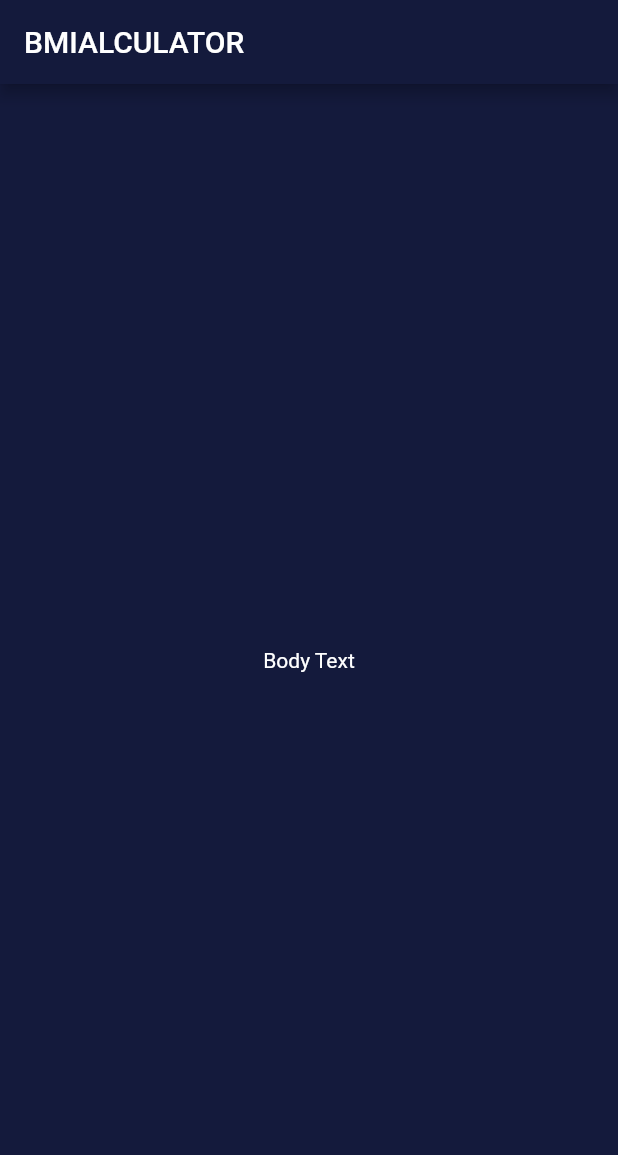
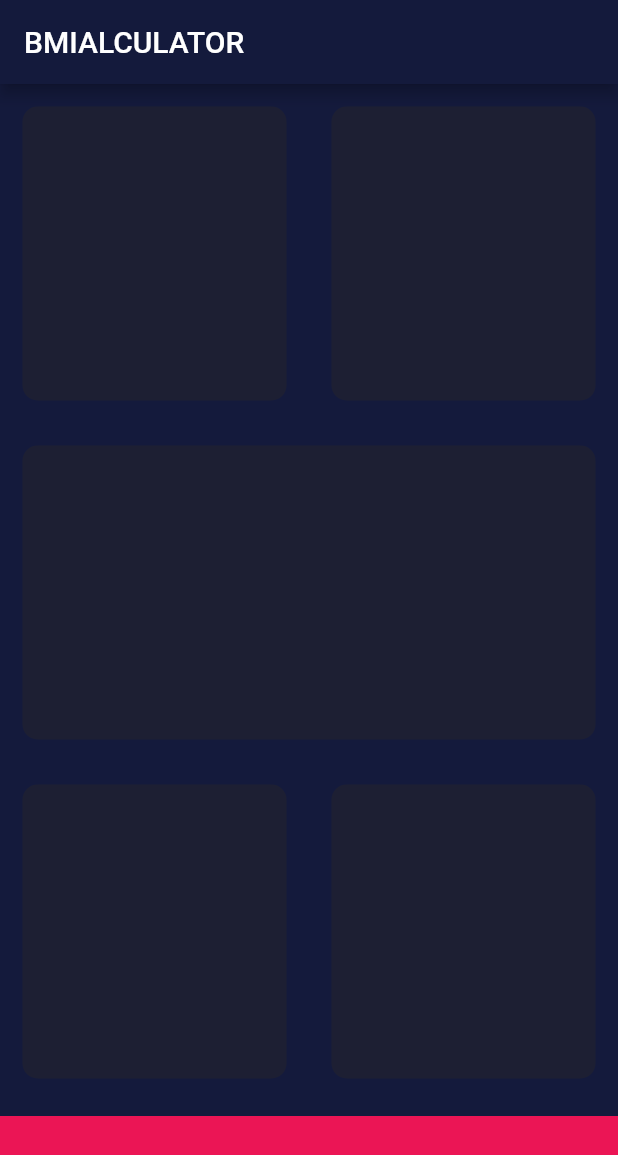
Before and after one commit to mtalharana/bmi_calculator_flutter, a Flutter app: the screen it shows after launch, on a phone screen of 412 x 824 dp. Shown: the top 1155 px of the screen. Run offline on Flutter 3.47's test engine with Material 2 defaults, Android fonts, the phone set to English and light mode, and no system bars.

Commit message:
mimized code

```diff
--- a/lib/input_page.dart
+++ b/lib/input_page.dart
@@ -0,0 +1,79 @@
+// ignore_for_file: use_key_in_widget_constructors, library_private_types_in_public_api, prefer_const_constructors_in_immutables, prefer_const_constructors
+
+import 'package:flutter/material.dart';
+
+const bottomcontainerheight = 80.0;
+const Color activecardcolor = Color(0xff1D1F33);
+const Color bottomcontainercolor = Color(0xffeb1555);
+
+class InputPage extends StatefulWidget {
+  @override
+  _InputPageState createState() => _InputPageState();
+}
+
+class _InputPageState extends State<InputPage> {
+  @override
+  Widget build(BuildContext context) {
+    return SafeArea(
+      child: Scaffold(
+        appBar: AppBar(
+          title: const Text('BMIALCULATOR'),
+        ),
+        body: Column(
+          children: [
+            Expanded(
+              child: Row(
+                children: [
+                  Expanded(
+                    child: ReuseableCard(
+                      cardcolor: activecardcolor,
+                    ),
+                  ),
+                  Expanded(
+                    child: ReuseableCard(cardcolor: activecardcolor),
+                  ),
+                ],
+              ),
+            ),
+            Expanded(
+              child: ReuseableCard(cardcolor: activecardcolor),
+            ),
+            Expanded(
+              child: Row(
+                children: [
+                  Expanded(
+                    child: ReuseableCard(cardcolor: activecardcolor),
+                  ),
+                  Expanded(
+                    child: ReuseableCard(cardcolor: activecardcolor),
+                  ),
+                ],
+              ),
+            ),
+            Container(
+              color: bottomcontainercolor,
+              margin: EdgeInsets.only(top: 10),
+              width: double.infinity,
+              height: bottomcontainerheight,
+            )
+          ],
+        ),
+      ),
+    );
+  }
+}
+
+class ReuseableCard extends StatelessWidget {
+  ReuseableCard({required this.cardcolor});
+  final Color cardcolor;
+  @override
+  Widget build(BuildContext context) {
+    return Container(
+      decoration: BoxDecoration(
+        color: cardcolor,
+        borderRadius: BorderRadius.circular(10.0),
+      ),
+      margin: const EdgeInsets.all(15),
+    );
+  }
+}
--- a/lib/main.dart
+++ b/lib/main.dart
@@ -1,6 +1,7 @@
 // ignore_for_file: use_key_in_widget_constructors, library_private_types_in_public_api, prefer_const_constructors
 
 import 'package:flutter/material.dart';
+import 'input_page.dart';
 
 void main() => runApp(BMICalculator());
 
@@ -23,24 +24,3 @@ class BMICalculator extends StatelessWidget {
     );
   }
 }
-
-class InputPage extends StatefulWidget {
-  @override
-  _InputPageState createState() => _InputPageState();
-}
-
-class _InputPageState extends State<InputPage> {
-  @override
-  Widget build(BuildContext context) {
-    return SafeArea(
-      child: Scaffold(
-        appBar: AppBar(
-          title: const Text('BMIALCULATOR'),
-        ),
-        body: Center(
-          child: Text('Body Text'),
-        ),
-      ),
-    );
-  }
-}
```
Also changed, not shown: 1 other file.
